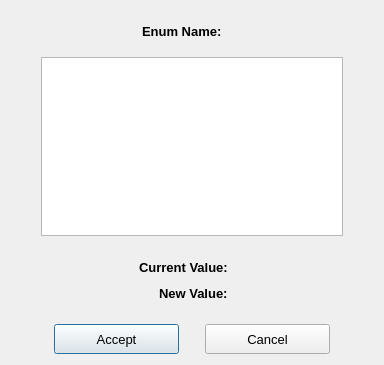
Old version of the form TCP_Client/EnumSelectionDialog.ui in the repository epw7856/TCP_Client.
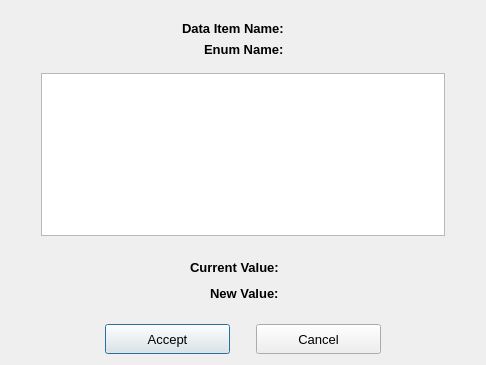
New version of the form.

Commit message: Added functionality to reference reserved inbound or outbound data items.

```diff
--- a/TCP_Client/EnumSelectionDialog.ui
+++ b/TCP_Client/EnumSelectionDialog.ui
@@ -9,7 +9,7 @@
    <rect>
     <x>0</x>
     <y>0</y>
-    <width>384</width>
+    <width>486</width>
     <height>365</height>
    </rect>
   </property>
@@ -40,9 +40,9 @@
     </spacer>
    </item>
    <item>
-    <layout class="QHBoxLayout" name="horizontalLayout_2">
+    <layout class="QHBoxLayout" name="horizontalLayout_9">
      <item>
-      <spacer name="horizontalSpacer_4">
+      <spacer name="horizontalSpacer_14">
        <property name="orientation">
         <enum>Qt::Horizontal</enum>
        </property>
@@ -55,6 +55,33 @@
       </spacer>
      </item>
      <item>
+      <layout class="QFormLayout" name="formLayout_2">
+       <property name="labelAlignment">
+        <set>Qt::AlignRight|Qt::AlignTrailing|Qt::AlignVCenter</set>
+       </property>
+       <item row="0" column="0">
+        <widget class="QLabel" name="label_4">
+         <property name="font">
+          <font>
+           <family>Segoe UI</family>
+           <pointsize>10</pointsize>
+           <weight>75</weight>
+           <bold>true</bold>
+          </font>
+         </property>
+         <property name="text">
+          <string>Data Item Name:  </string>
+         </property>
+        </widget>
+       </item>
+       <item row="0" column="1">
+        <widget class="QLabel" name="labelDataItemName">
+         <property name="text">
+          <string>&lt;DataItemName&gt;</string>
+         </property>
+        </widget>
+       </item>
+       <item row="1" column="0">
       <widget class="QLabel" name="label">
        <property name="font">
         <font>
@@ -69,13 +96,15 @@
        </property>
       </widget>
      </item>
-     <item>
+       <item row="1" column="1">
       <widget class="QLabel" name="labelEnumName">
        <property name="text">
         <string>&lt;EnumName&gt;</string>
        </property>
       </widget>
      </item>
+      </layout>
+     </item>
      <item>
       <spacer name="horizontalSpacer_5">
        <property name="orientation">
```
Left out of the diff: 3 changed lines with no effect on the pictures. Lines whose indentation alone changed are shown as unchanged. The commit also changes 18 other files.
